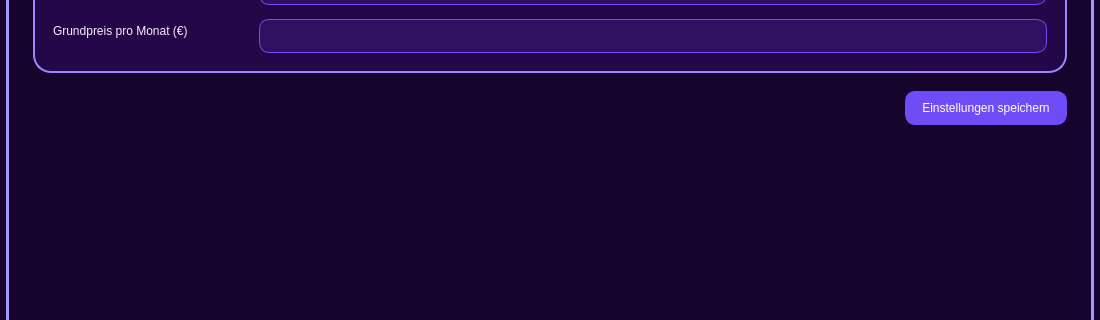
Old version of the form octopusdetool/octopusdetool_gui.ui in the repository bkerler/octopusdetool; both pictures show x 0 to 1100 and y 343 to 663 of the 1100 by 860 pixel window.
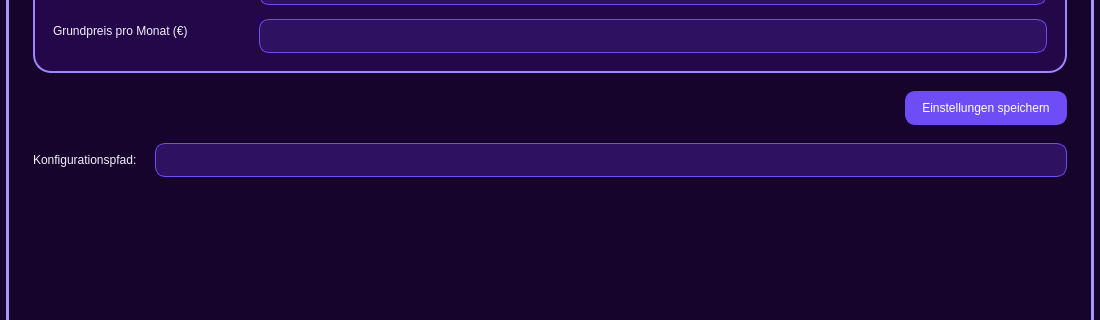
New version of the form. The open tabs and pages were chosen to show the change.

The edit to the form file:
```diff
--- a/octopusdetool/octopusdetool_gui.ui
+++ b/octopusdetool/octopusdetool_gui.ui
@@ -966,6 +966,24 @@
          </item>
         </layout>
        </item>
+       <item>
+        <layout class="QHBoxLayout" name="configPathLayout">
+         <item>
+          <widget class="QLabel" name="configPathLabel">
+           <property name="text">
+            <string>Konfigurationspfad:</string>
+           </property>
+          </widget>
+         </item>
+         <item>
+          <widget class="QLineEdit" name="configPathLineEdit">
+           <property name="readOnly">
+            <bool>true</bool>
+           </property>
+          </widget>
+         </item>
+        </layout>
+       </item>
        <item>
         <spacer name="tariffBottomSpacer">
          <property name="orientation">
```
Left out of the diff: 6 changed lines with no effect on the pictures.
